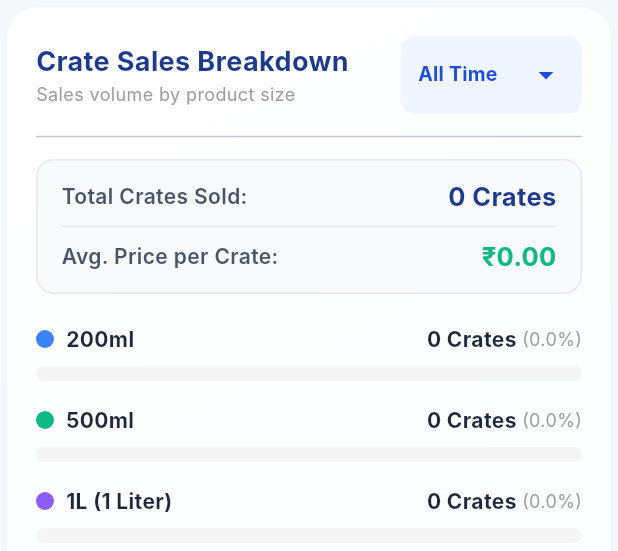
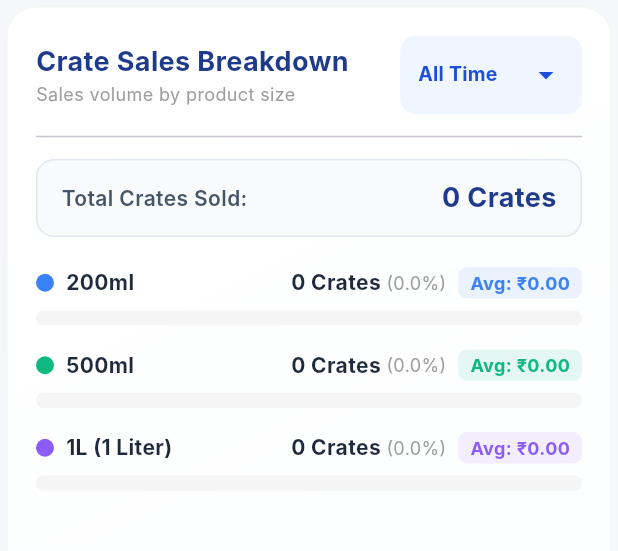
Before and after one commit to Pinkal6191/TruptApp, a Flutter app: the CrateSalesBreakdown widget shown alone on an empty page, opened directly with empty values, on a phone screen of 412 x 824 dp. Shown: the top 551 px of the screen. Run offline on Flutter 3.47's test engine with Material 3 defaults, Android fonts, the phone set to English and light mode, and no system bars; our stand-ins replace cloud_firestore, csv, equatable, firebase_auth, firebase_core, fl_chart and 5 more; missing offline and left inert: dart:html; accounts and stored records are empty; Roboto replaces fonts that are missing (Inter).

Commit message:
feat: show size-specific average crate costs in breakdown widget

```diff
--- a/lib/core/widgets/crate_sales_breakdown.dart
+++ b/lib/core/widgets/crate_sales_breakdown.dart
@@ -30,30 +30,31 @@ class _CrateSalesBreakdownState extends State<CrateSalesBreakdown> {
     int count200ml = 0;
     int count500ml = 0;
     int count1L = 0;
-    double totalCrateRevenue = 0.0;
+    double rev200ml = 0.0;
+    double rev500ml = 0.0;
+    double rev1L = 0.0;
 
     for (var order in filteredOrders) {
       for (var item in order.items) {
         final name = item.productName.toLowerCase();
-        bool matched = false;
         if (name.contains('200')) {
           count200ml += item.quantity;
-          matched = true;
+          rev200ml += item.pricePerCrate * item.quantity;
         } else if (name.contains('500')) {
           count500ml += item.quantity;
-          matched = true;
+          rev500ml += item.pricePerCrate * item.quantity;
         } else if (name.contains('1l') || name.contains('1 l') || name.contains('1ltr') || name.contains('1 ltr')) {
           count1L += item.quantity;
-          matched = true;
-        }
-        if (matched) {
-          totalCrateRevenue += item.pricePerCrate * item.quantity;
+          rev1L += item.pricePerCrate * item.quantity;
         }
       }
     }
 
     final totalCrates = count200ml + count500ml + count1L;
-    final avgCrateCost = totalCrates > 0 ? (totalCrateRevenue / totalCrates) : 0.0;
+
+    final avgCost200ml = count200ml > 0 ? (rev200ml / count200ml) : 0.0;
+    final avgCost500ml = count500ml > 0 ? (rev500ml / count500ml) : 0.0;
+    final avgCost1L = count1L > 0 ? (rev1L / count1L) : 0.0;
 
     // Helper to calculate percentages
     double pct200 = totalCrates > 0 ? (count200ml / totalCrates) : 0.0;
@@ -145,7 +146,7 @@ class _CrateSalesBreakdownState extends State<CrateSalesBreakdown> {
             ),
             const Divider(height: 30),
 
-            // Total Crate Sales & Average Cost Indicator
+            // Total Crate Sales Indicator
             Container(
               padding: const EdgeInsets.symmetric(vertical: 12, horizontal: 16),
               decoration: BoxDecoration(
@@ -153,9 +154,7 @@ class _CrateSalesBreakdownState extends State<CrateSalesBreakdown> {
                 borderRadius: BorderRadius.circular(12),
                 border: Border.all(color: const Color(0xFFE2E8F0)),
               ),
-              child: Column(
-                children: [
-                  Row(
+              child: Row(
                 mainAxisAlignment: MainAxisAlignment.spaceBetween,
                 children: [
                   const Text(
@@ -165,30 +164,10 @@ class _CrateSalesBreakdownState extends State<CrateSalesBreakdown> {
                   Text(
                     '$totalCrates Crates',
                     style: const TextStyle(
-                          fontSize: 17,
+                      fontSize: 18,
                       fontWeight: FontWeight.bold,
                       color: Color(0xFF1E3A8A),
                     ),
-                      ),
-                    ],
-                  ),
-                  const Divider(height: 16, thickness: 1, color: Color(0xFFE2E8F0)),
-                  Row(
-                    mainAxisAlignment: MainAxisAlignment.spaceBetween,
-                    children: [
-                      const Text(
-                        'Avg. Price per Crate:',
-                        style: TextStyle(fontWeight: FontWeight.w600, color: Color(0xFF475569)),
-                      ),
-                      Text(
-                        '₹${avgCrateCost.toStringAsFixed(2)}',
-                        style: const TextStyle(
-                          fontSize: 17,
-                          fontWeight: FontWeight.bold,
-                          color: Color(0xFF10B981),
-                        ),
-                      ),
-                    ],
                   ),
                 ],
               ),
@@ -196,11 +175,11 @@ class _CrateSalesBreakdownState extends State<CrateSalesBreakdown> {
             const SizedBox(height: 20),
 
             // Crate Progress list
-            _buildProductRow('200ml', count200ml, pct200, const Color(0xFF3B82F6), topSeller == '200ml'),
+            _buildProductRow('200ml', count200ml, pct200, avgCost200ml, const Color(0xFF3B82F6), topSeller == '200ml'),
             const SizedBox(height: 16),
-            _buildProductRow('500ml', count500ml, pct500, const Color(0xFF10B981), topSeller == '500ml'),
+            _buildProductRow('500ml', count500ml, pct500, avgCost500ml, const Color(0xFF10B981), topSeller == '500ml'),
             const SizedBox(height: 16),
-            _buildProductRow('1L (1 Liter)', count1L, pct1L, const Color(0xFF8B5CF6), topSeller == '1L'),
+            _buildProductRow('1L (1 Liter)', count1L, pct1L, avgCost1L, const Color(0xFF8B5CF6), topSeller == '1L'),
 
             if (totalCrates > 0 && topSeller != 'None') ...[
               const Divider(height: 40),
@@ -247,7 +226,7 @@ class _CrateSalesBreakdownState extends State<CrateSalesBreakdown> {
     );
   }
 
-  Widget _buildProductRow(String sizeName, int quantity, double percentage, Color color, bool isTopSeller) {
+  Widget _buildProductRow(String sizeName, int quantity, double percentage, double avgCost, Color color, bool isTopSeller) {
     return Column(
       crossAxisAlignment: CrossAxisAlignment.start,
       children: [
@@ -317,6 +296,22 @@ class _CrateSalesBreakdownState extends State<CrateSalesBreakdown> {
                     fontSize: 12,
                   ),
                 ),
+                const SizedBox(width: 8),
+                Container(
+                  padding: const EdgeInsets.symmetric(horizontal: 8, vertical: 2),
+                  decoration: BoxDecoration(
+                    color: color.withValues(alpha: 0.1),
+                    borderRadius: BorderRadius.circular(6),
+                  ),
+                  child: Text(
+                    'Avg: ₹${avgCost.toStringAsFixed(2)}',
+                    style: TextStyle(
+                      color: color,
+                      fontSize: 12,
+                      fontWeight: FontWeight.bold,
+                    ),
+                  ),
+                ),
               ],
             ),
           ],
```
Also changed, not shown: 1 other file. Lines whose indentation alone changed are shown as unchanged.
